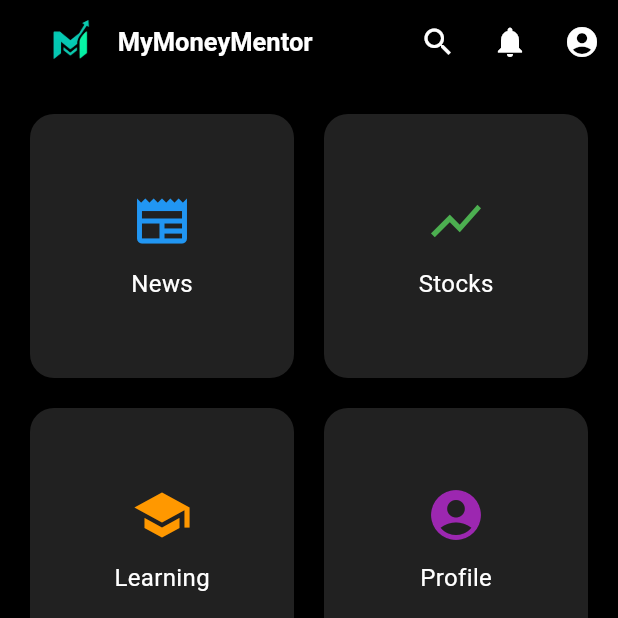
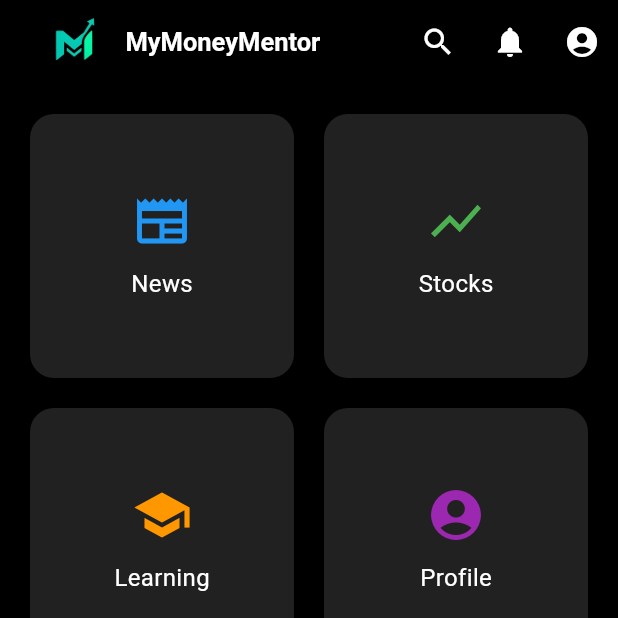
Before and after one commit to Ritesh200422/mymoneymentor, a Flutter app: the HomeScreen screen opened directly, on a phone screen of 412 x 824 dp, the top half of it. Run offline on Flutter 3.47's test engine with Material 3 defaults, Android fonts, the phone set to English and light mode, and no system bars; our stand-ins replace flutter_svg.

Commit message:
For Small Phone

```diff
--- a/lib/features/dashboard/dashboard_page.dart
+++ b/lib/features/dashboard/dashboard_page.dart
@@ -52,15 +52,18 @@ class _HomeScreenState extends State<HomeScreen> {
             Image.asset(
               "assets/images/logo.png",
               fit: BoxFit.contain,
-              height: 60,
+              height: 65, // reduced to fit nicely in AppBar
             ),
-            const SizedBox(width:0), // small gap between logo & text
-            const Text(
-              "MyMoneyMentor",
-              style: TextStyle(
-                color: Colors.white,
-                fontSize: 17,
-                fontWeight: FontWeight.bold,
+            const SizedBox(width: 0), // small gap
+            Flexible(
+              child: Text(
+                "MyMoneyMentor",
+                overflow: TextOverflow.ellipsis, // prevents overflow
+                style: TextStyle(
+                  color: Colors.white,
+                  fontSize: 17,
+                  fontWeight: FontWeight.bold,
+                ),
               ),
             ),
           ],
```
